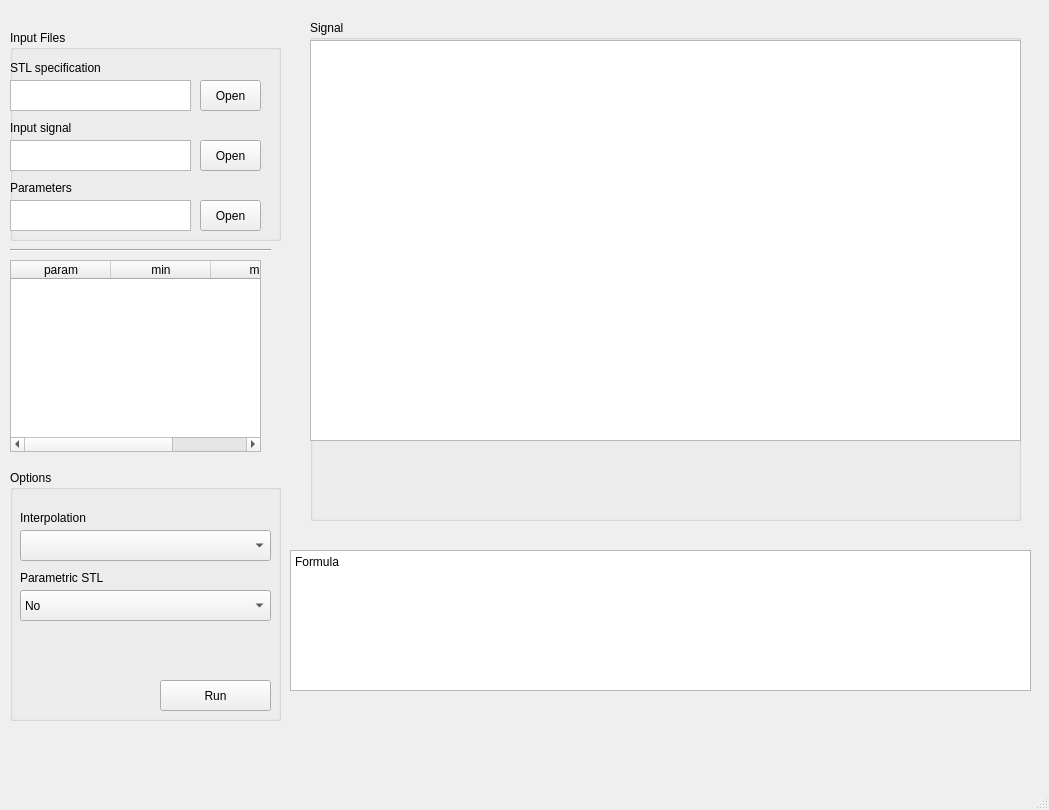
This is ParetoLib/GUI/Window.ui in andcarde/MultidimensionalSearch as Qt 5 draws it before an edit. The edited form follows.
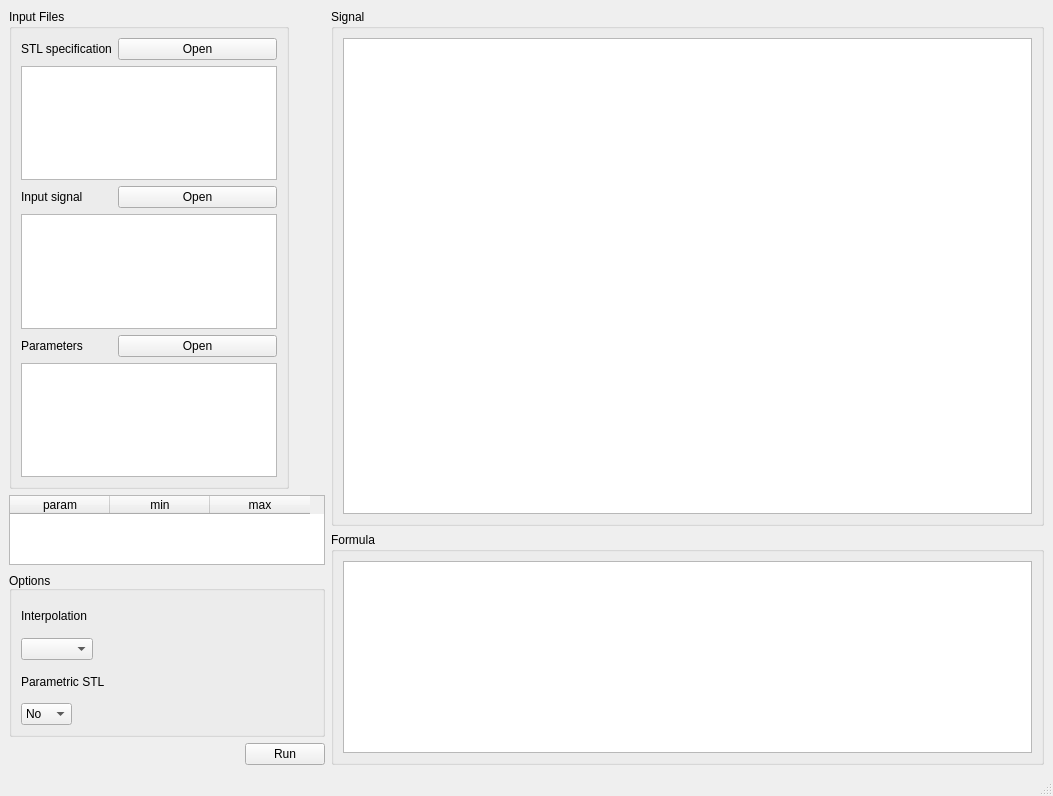
This is the edited form.

Commit message: Resizing GUI window

```diff
--- a/ParetoLib/GUI/Window.ui
+++ b/ParetoLib/GUI/Window.ui
@@ -6,282 +6,238 @@
    <rect>
     <x>0</x>
     <y>0</y>
-    <width>1049</width>
-    <height>810</height>
+    <width>1053</width>
+    <height>796</height>
    </rect>
   </property>
   <property name="windowTitle">
    <string>MainWindow</string>
   </property>
   <widget class="QWidget" name="centralwidget">
-   <widget class="QWidget" name="gridLayoutWidget">
-    <property name="geometry">
-     <rect>
-      <x>290</x>
-      <y>550</y>
-      <width>741</width>
-      <height>141</height>
-     </rect>
-    </property>
-    <layout class="QGridLayout" name="gridLayout">
-     <item row="0" column="0">
-      <widget class="QPlainTextEdit" name="formula">
-       <property name="readOnly">
-        <bool>true</bool>
-       </property>
-       <property name="plainText">
-        <string>Formula 
-</string>
-       </property>
-      </widget>
-     </item>
-    </layout>
-   </widget>
-   <widget class="Line" name="line">
-    <property name="geometry">
-     <rect>
-      <x>10</x>
-      <y>240</y>
-      <width>261</width>
-      <height>20</height>
-     </rect>
-    </property>
-    <property name="orientation">
-     <enum>Qt::Horizontal</enum>
-    </property>
-   </widget>
+   <property name="sizePolicy">
+    <sizepolicy hsizetype="Expanding" vsizetype="Expanding">
+     <horstretch>0</horstretch>
+     <verstretch>0</verstretch>
+    </sizepolicy>
+   </property>
+   <layout class="QHBoxLayout" name="horizontalLayout">
+    <item>
+     <layout class="QVBoxLayout" name="verticalLayout_2">
+      <item alignment="Qt::AlignLeft|Qt::AlignTop">
    <widget class="QGroupBox" name="input_files_groupBox">
-    <property name="geometry">
-     <rect>
-      <x>10</x>
-      <y>30</y>
-      <width>271</width>
-      <height>211</height>
-     </rect>
+        <property name="sizePolicy">
+         <sizepolicy hsizetype="Expanding" vsizetype="Expanding">
+          <horstretch>0</horstretch>
+          <verstretch>0</verstretch>
+         </sizepolicy>
+        </property>
+        <property name="maximumSize">
+         <size>
+          <width>16777215</width>
+          <height>480</height>
+         </size>
     </property>
     <property name="title">
      <string>Input Files</string>
     </property>
-    <widget class="QPlainTextEdit" name="f_variables_textbox">
-     <property name="geometry">
-      <rect>
-       <x>0</x>
-       <y>170</y>
-       <width>181</width>
-       <height>31</height>
-      </rect>
-     </property>
-     <property name="acceptDrops">
-      <bool>true</bool>
-     </property>
-     <property name="layoutDirection">
-      <enum>Qt::LeftToRight</enum>
-     </property>
-     <property name="lineWrapMode">
-      <enum>QPlainTextEdit::NoWrap</enum>
-     </property>
-     <property name="readOnly">
-      <bool>true</bool>
-     </property>
-     <property name="plainText">
-      <string/>
-     </property>
-     <property name="backgroundVisible">
-      <bool>false</bool>
-     </property>
-    </widget>
-    <widget class="QPushButton" name="f_senial_entrada_button">
-     <property name="geometry">
-      <rect>
-       <x>190</x>
-       <y>110</y>
-       <width>61</width>
-       <height>31</height>
-      </rect>
-     </property>
+        <layout class="QFormLayout" name="formLayout">
+         <item row="0" column="0">
+          <widget class="QLabel" name="label_2">
      <property name="text">
-      <string>Open</string>
-     </property>
-    </widget>
-    <widget class="QPlainTextEdit" name="f_senial_entrada_textbox">
-     <property name="geometry">
-      <rect>
-       <x>0</x>
-       <y>110</y>
-       <width>181</width>
-       <height>31</height>
-      </rect>
-     </property>
-     <property name="acceptDrops">
-      <bool>true</bool>
-     </property>
-     <property name="layoutDirection">
-      <enum>Qt::LeftToRight</enum>
-     </property>
-     <property name="lineWrapMode">
-      <enum>QPlainTextEdit::NoWrap</enum>
-     </property>
-     <property name="readOnly">
-      <bool>true</bool>
-     </property>
-     <property name="plainText">
-      <string/>
-     </property>
-     <property name="backgroundVisible">
-      <bool>false</bool>
-     </property>
-    </widget>
+            <string>STL specification</string>
+           </property>
+          </widget>
+         </item>
+         <item row="3" column="0">
     <widget class="QLabel" name="label_3">
-     <property name="geometry">
-      <rect>
-       <x>0</x>
-       <y>90</y>
-       <width>191</width>
-       <height>16</height>
-      </rect>
-     </property>
      <property name="text">
       <string>Input signal</string>
      </property>
     </widget>
-    <widget class="QPushButton" name="f_variables_button">
-     <property name="geometry">
-      <rect>
-       <x>190</x>
-       <y>170</y>
-       <width>61</width>
-       <height>31</height>
-      </rect>
-     </property>
-     <property name="text">
-      <string>Open</string>
-     </property>
-    </widget>
-    <widget class="QPushButton" name="f_especificacion_button">
-     <property name="geometry">
-      <rect>
-       <x>190</x>
-       <y>50</y>
-       <width>61</width>
-       <height>31</height>
-      </rect>
-     </property>
-     <property name="text">
-      <string>Open</string>
-     </property>
-    </widget>
-    <widget class="QPlainTextEdit" name="f_especificacion_textbox">
-     <property name="geometry">
-      <rect>
-       <x>0</x>
-       <y>50</y>
-       <width>181</width>
-       <height>31</height>
-      </rect>
-     </property>
-     <property name="acceptDrops">
-      <bool>true</bool>
-     </property>
-     <property name="layoutDirection">
-      <enum>Qt::LeftToRight</enum>
-     </property>
-     <property name="lineWrapMode">
-      <enum>QPlainTextEdit::NoWrap</enum>
-     </property>
-     <property name="readOnly">
-      <bool>true</bool>
-     </property>
-     <property name="plainText">
-      <string/>
-     </property>
-     <property name="backgroundVisible">
-      <bool>false</bool>
-     </property>
-    </widget>
+         </item>
+         <item row="6" column="0">
     <widget class="QLabel" name="label_4">
-     <property name="geometry">
-      <rect>
-       <x>0</x>
-       <y>150</y>
-       <width>191</width>
-       <height>16</height>
-      </rect>
-     </property>
      <property name="text">
       <string>Parameters</string>
      </property>
     </widget>
-    <widget class="QLabel" name="label_2">
-     <property name="geometry">
-      <rect>
-       <x>0</x>
-       <y>30</y>
-       <width>191</width>
-       <height>16</height>
-      </rect>
-     </property>
+         </item>
+         <item row="0" column="1">
+          <widget class="QPushButton" name="f_especificacion_button">
+           <property name="text">
+            <string>Open</string>
+           </property>
+          </widget>
+         </item>
+         <item row="3" column="1">
+          <widget class="QPushButton" name="f_senial_entrada_button">
      <property name="text">
-      <string>STL specification</string>
-     </property>
-    </widget>
-   </widget>
+            <string>Open</string>
+           </property>
+          </widget>
+         </item>
+         <item row="6" column="1">
+          <widget class="QPushButton" name="f_variables_button">
+           <property name="text">
+            <string>Open</string>
+           </property>
+          </widget>
+         </item>
+         <item row="8" column="0" colspan="2">
+          <widget class="QPlainTextEdit" name="f_variables_textbox">
+           <property name="acceptDrops">
+            <bool>true</bool>
+           </property>
+           <property name="layoutDirection">
+            <enum>Qt::LeftToRight</enum>
+           </property>
+           <property name="lineWrapMode">
+            <enum>QPlainTextEdit::WidgetWidth</enum>
+           </property>
+           <property name="readOnly">
+            <bool>true</bool>
+           </property>
+           <property name="plainText">
+            <string/>
+           </property>
+           <property name="backgroundVisible">
+            <bool>false</bool>
+           </property>
+          </widget>
+         </item>
+         <item row="5" column="0" colspan="2">
+          <widget class="QPlainTextEdit" name="f_senial_entrada_textbox">
+           <property name="sizePolicy">
+            <sizepolicy hsizetype="Expanding" vsizetype="Preferred">
+             <horstretch>0</horstretch>
+             <verstretch>0</verstretch>
+            </sizepolicy>
+           </property>
+           <property name="acceptDrops">
+            <bool>true</bool>
+           </property>
+           <property name="layoutDirection">
+            <enum>Qt::LeftToRight</enum>
+           </property>
+           <property name="lineWrapMode">
+            <enum>QPlainTextEdit::WidgetWidth</enum>
+           </property>
+           <property name="readOnly">
+            <bool>true</bool>
+           </property>
+           <property name="plainText">
+            <string/>
+           </property>
+           <property name="backgroundVisible">
+            <bool>false</bool>
+           </property>
+          </widget>
+         </item>
+         <item row="2" column="0" colspan="2">
+          <widget class="QPlainTextEdit" name="f_especificacion_textbox">
+           <property name="sizePolicy">
+            <sizepolicy hsizetype="Expanding" vsizetype="Preferred">
+             <horstretch>0</horstretch>
+             <verstretch>0</verstretch>
+            </sizepolicy>
+           </property>
+           <property name="acceptDrops">
+            <bool>true</bool>
+           </property>
+           <property name="layoutDirection">
+            <enum>Qt::LeftToRight</enum>
+           </property>
+           <property name="lineWrapMode">
+            <enum>QPlainTextEdit::WidgetWidth</enum>
+           </property>
+           <property name="readOnly">
+            <bool>true</bool>
+           </property>
+           <property name="plainText">
+            <string/>
+           </property>
+           <property name="backgroundVisible">
+            <bool>false</bool>
+           </property>
+          </widget>
+         </item>
+        </layout>
+       </widget>
+      </item>
+      <item alignment="Qt::AlignLeft|Qt::AlignVCenter">
+       <widget class="QTableWidget" name="tableWidget">
+        <property name="sizePolicy">
+         <sizepolicy hsizetype="Expanding" vsizetype="Expanding">
+          <horstretch>0</horstretch>
+          <verstretch>0</verstretch>
+         </sizepolicy>
+        </property>
+        <property name="maximumSize">
+         <size>
+          <width>16777215</width>
+          <height>16777215</height>
+         </size>
+        </property>
+        <property name="sizeAdjustPolicy">
+         <enum>QAbstractScrollArea::AdjustToContents</enum>
+        </property>
+        <attribute name="horizontalHeaderMinimumSectionSize">
+         <number>15</number>
+        </attribute>
+        <attribute name="horizontalHeaderStretchLastSection">
+         <bool>false</bool>
+        </attribute>
+        <column>
+         <property name="text">
+          <string>param</string>
+         </property>
+        </column>
+        <column>
+         <property name="text">
+          <string>min</string>
+         </property>
+        </column>
+        <column>
+         <property name="text">
+          <string>max</string>
+         </property>
+        </column>
+       </widget>
+      </item>
+      <item>
    <widget class="QGroupBox" name="options_groupBox">
-    <property name="geometry">
-     <rect>
-      <x>10</x>
-      <y>470</y>
-      <width>271</width>
-      <height>251</height>
-     </rect>
+        <property name="sizePolicy">
+         <sizepolicy hsizetype="Preferred" vsizetype="Expanding">
+          <horstretch>0</horstretch>
+          <verstretch>0</verstretch>
+         </sizepolicy>
     </property>
     <property name="title">
      <string>Options</string>
     </property>
+        <property name="alignment">
+         <set>Qt::AlignBottom|Qt::AlignLeading|Qt::AlignLeft</set>
+        </property>
+        <layout class="QVBoxLayout" name="verticalLayout_6">
+         <item alignment="Qt::AlignLeft">
     <widget class="QLabel" name="label_5">
-     <property name="geometry">
-      <rect>
-       <x>10</x>
-       <y>40</y>
-       <width>91</width>
-       <height>16</height>
-      </rect>
-     </property>
      <property name="text">
       <string>Interpolation</string>
      </property>
     </widget>
-    <widget class="QComboBox" name="tipo_de_dato_comboBox">
-     <property name="geometry">
-      <rect>
-       <x>10</x>
-       <y>60</y>
-       <width>251</width>
-       <height>31</height>
-      </rect>
-     </property>
-    </widget>
+         </item>
+         <item alignment="Qt::AlignLeft">
+          <widget class="QComboBox" name="tipo_de_dato_comboBox"/>
+         </item>
+         <item alignment="Qt::AlignLeft">
     <widget class="QLabel" name="label_6">
-     <property name="geometry">
-      <rect>
-       <x>10</x>
-       <y>100</y>
-       <width>111</width>
-       <height>16</height>
-      </rect>
-     </property>
      <property name="text">
       <string>Parametric STL</string>
      </property>
     </widget>
+         </item>
+         <item alignment="Qt::AlignLeft">
     <widget class="QComboBox" name="operacion_comboBox">
-     <property name="geometry">
-      <rect>
-       <x>10</x>
-       <y>120</y>
-       <width>251</width>
-       <height>31</height>
-      </rect>
-     </property>
      <item>
       <property name="text">
        <string>No</string>
@@ -293,74 +249,115 @@
       </property>
      </item>
     </widget>
+         </item>
+        </layout>
+       </widget>
+      </item>
+      <item alignment="Qt::AlignRight|Qt::AlignBottom">
     <widget class="QPushButton" name="f_ejecutar_button">
-     <property name="geometry">
-      <rect>
-       <x>150</x>
-       <y>210</y>
-       <width>111</width>
-       <height>31</height>
-      </rect>
-     </property>
      <property name="text">
       <string>Run</string>
      </property>
     </widget>
-   </widget>
+      </item>
+     </layout>
+    </item>
+    <item>
+     <layout class="QVBoxLayout" name="verticalLayout_4">
+      <item>
    <widget class="QGroupBox" name="groupBox">
-    <property name="geometry">
-     <rect>
-      <x>310</x>
-      <y>20</y>
-      <width>711</width>
-      <height>501</height>
-     </rect>
+        <property name="sizePolicy">
+         <sizepolicy hsizetype="Expanding" vsizetype="Expanding">
+          <horstretch>0</horstretch>
+          <verstretch>0</verstretch>
+         </sizepolicy>
+        </property>
+        <property name="sizeIncrement">
+         <size>
+          <width>1</width>
+          <height>1</height>
+         </size>
     </property>
     <property name="title">
      <string>Signal</string>
     </property>
+        <layout class="QVBoxLayout" name="verticalLayout">
+         <item>
     <widget class="QGraphicsView" name="graphicsView">
-     <property name="geometry">
-      <rect>
-       <x>0</x>
-       <y>20</y>
-       <width>711</width>
-       <height>401</height>
-      </rect>
-     </property>
-    </widget>
-   </widget>
-   <widget class="QTableWidget" name="tableWidget">
-    <property name="geometry">
-     <rect>
-      <x>10</x>
-      <y>260</y>
-      <width>251</width>
-      <height>192</height>
-     </rect>
-    </property>
-    <property name="maximumSize">
+           <property name="sizePolicy">
+            <sizepolicy hsizetype="Expanding" vsizetype="Expanding">
+             <horstretch>0</horstretch>
+             <verstretch>0</verstretch>
+            </sizepolicy>
+           </property>
+           <property name="sizeIncrement">
      <size>
-      <width>251</width>
-      <height>16777215</height>
-     </size>
-    </property>
-    <column>
-     <property name="text">
-      <string>param</string>
-     </property>
-    </column>
-    <column>
-     <property name="text">
-      <string>min</string>
-     </property>
-    </column>
-    <column>
-     <property name="text">
-      <string>max</string>
-     </property>
-    </column>
-   </widget>
+             <width>1</width>
+             <height>1</height>
+            </size>
+           </property>
+           <property name="verticalScrollBarPolicy">
+            <enum>Qt::ScrollBarAlwaysOff</enum>
+           </property>
+           <property name="horizontalScrollBarPolicy">
+            <enum>Qt::ScrollBarAlwaysOff</enum>
+           </property>
+           <property name="sizeAdjustPolicy">
+            <enum>QAbstractScrollArea::AdjustToContents</enum>
+           </property>
+           <property name="sceneRect">
+            <rectf>
+             <x>0.000000000000000</x>
+             <y>0.000000000000000</y>
+             <width>0.000000000000000</width>
+             <height>0.000000000000000</height>
+            </rectf>
+           </property>
+           <property name="resizeAnchor">
+            <enum>QGraphicsView::AnchorViewCenter</enum>
+           </property>
+          </widget>
+         </item>
+        </layout>
+       </widget>
+      </item>
+      <item alignment="Qt::AlignBottom">
+       <widget class="QGroupBox" name="groupBox_2">
+        <property name="enabled">
+         <bool>true</bool>
+        </property>
+        <property name="sizePolicy">
+         <sizepolicy hsizetype="Preferred" vsizetype="Preferred">
+          <horstretch>0</horstretch>
+          <verstretch>0</verstretch>
+         </sizepolicy>
+        </property>
+        <property name="title">
+         <string>Formula</string>
+        </property>
+        <layout class="QVBoxLayout" name="verticalLayout_5">
+         <item>
+          <widget class="QPlainTextEdit" name="formula">
+           <property name="sizePolicy">
+            <sizepolicy hsizetype="Expanding" vsizetype="Expanding">
+             <horstretch>0</horstretch>
+             <verstretch>0</verstretch>
+            </sizepolicy>
+           </property>
+           <property name="readOnly">
+            <bool>true</bool>
+           </property>
+           <property name="plainText">
+            <string/>
+           </property>
+          </widget>
+         </item>
+        </layout>
+       </widget>
+      </item>
+     </layout>
+    </item>
+   </layout>
   </widget>
   <widget class="QMenuBar" name="menubar">
    <property name="geometry">
```
Left out of the diff: 2 changed lines with no effect on the pictures. Lines whose indentation alone changed are shown as unchanged. The commit also changes 1 other file.
